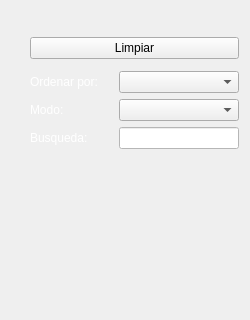
First picture: the form in Auxiliares/barrabusqueda.ui, repository arcnexus/RedFoX, before the edit; both pictures show x 0 to 250 and y 0 to 320 of the 250 by 499 pixel window.
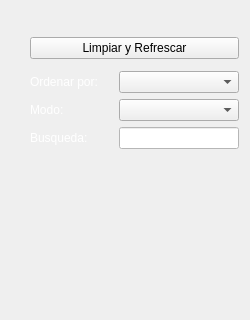
Second picture: the form after the edit. Icons and pictures are not drawn.

```diff
--- a/Auxiliares/barrabusqueda.ui
+++ b/Auxiliares/barrabusqueda.ui
@@ -59,7 +59,7 @@
    <item>
     <widget class="QPushButton" name="btnLimpiar">
      <property name="text">
-      <string>Limpiar</string>
+      <string>Limpiar y Refrescar</string>
      </property>
      <property name="icon">
       <iconset resource="../maya.qrc">
```
